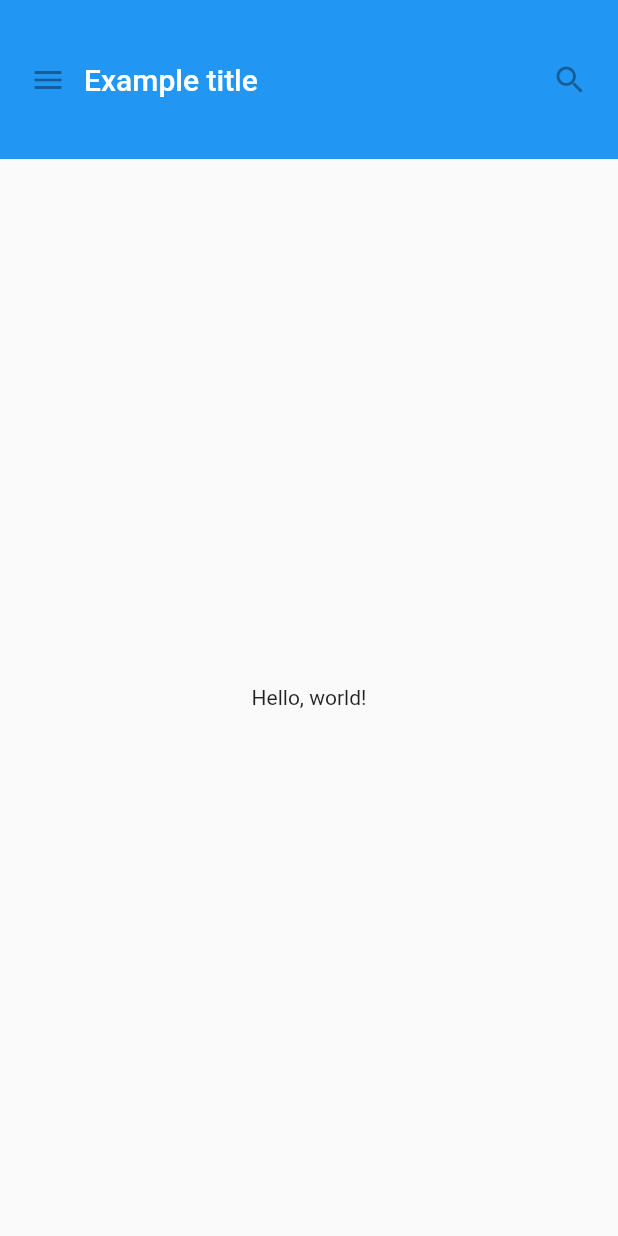
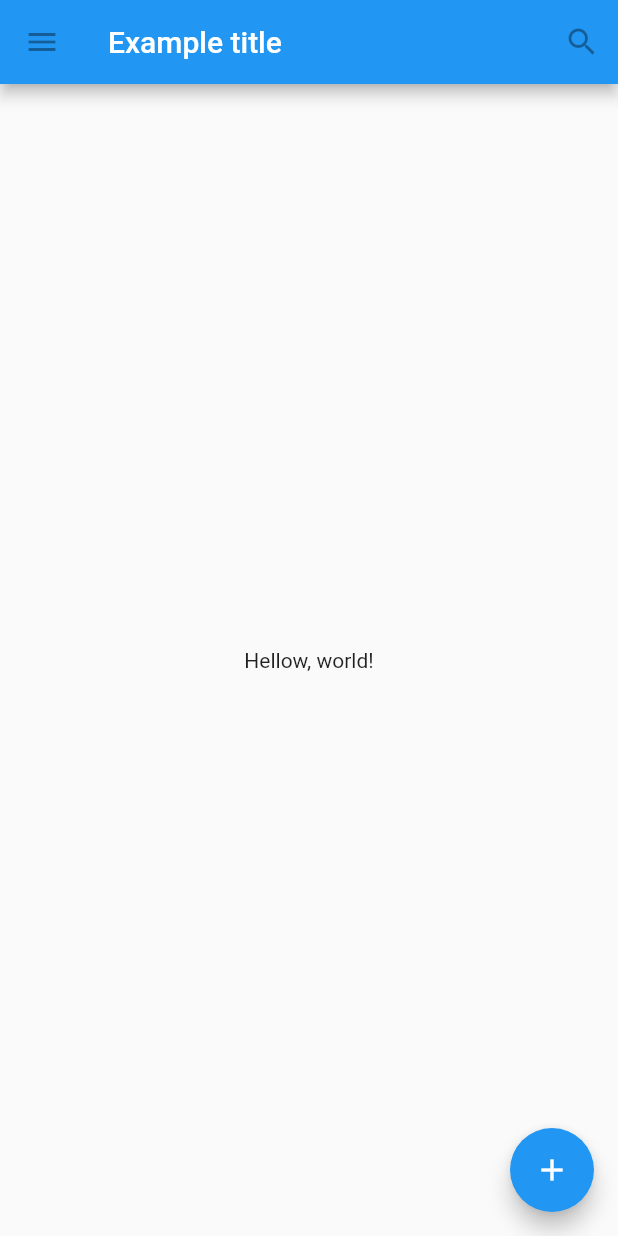
Before and after one commit to hiroaki-suzuki/flutter_official_ui, a Flutter app: the screen it shows after launch, on a phone screen of 412 x 824 dp. Run offline on Flutter 3.47's test engine with Material 2 defaults, Android fonts, the phone set to English and light mode, and no system bars.

```diff
--- a/lib/main.dart
+++ b/lib/main.dart
@@ -1,27 +1,25 @@
 import 'package:flutter/cupertino.dart';
 import 'package:flutter/material.dart';
 
-class MyAppBar extends StatelessWidget {
-  MyAppBar({this.title});
+void main() {
+  runApp(MaterialApp(
+    title: 'Flutter Tutorial',
+    home: TutorialHome(),
+  ));
+}
 
-  final Widget title;
-
+class TutorialHome extends StatelessWidget {
   @override
   Widget build(BuildContext context) {
-    return Container(
-      height: 106.0,
-      padding: const EdgeInsets.symmetric(horizontal: 8.0),
-      decoration: BoxDecoration(color: Colors.blue[500]),
-      child: Row(
-        children: <Widget>[
-          IconButton(
-            icon: Icon(Icons.menu),
-            tooltip: 'Navigation menu',
-            onPressed: null,
-          ),
-          Expanded(
-            child: title,
-          ),
+    return Scaffold(
+      appBar: AppBar(
+        leading: IconButton(
+          icon: Icon(Icons.menu),
+          tooltip: 'Navigation menu',
+          onPressed: null,
+        ),
+        title: Text('Example title'),
+        actions: <Widget>[
           IconButton(
             icon: Icon(Icons.search),
             tooltip: 'Search',
@@ -29,36 +27,14 @@ class MyAppBar extends StatelessWidget {
           )
         ],
       ),
-    );
-  }
-}
-
-class MyScaffold extends StatelessWidget {
-  @override
-  Widget build(BuildContext context) {
-    return Material(
-      child: Column(
-        children: <Widget>[
-          MyAppBar(
-            title: Text(
-              'Example title',
-              style: Theme.of(context).primaryTextTheme.title,
-            ),
-          ),
-          Expanded(
-            child: Center(
-              child: Text('Hello, world!'),
-            ),
-          )
-        ],
+      body: Center(
+        child: Text('Hellow, world!'),
+      ),
+      floatingActionButton: FloatingActionButton(
+        tooltip: 'Add',
+        child: Icon(Icons.add),
+        onPressed: null,
       ),
     );
   }
 }
-
-void main() {
-  runApp(MaterialApp(
-    title: 'My app',
-    home: MyScaffold(),
-  ));
-}
```
